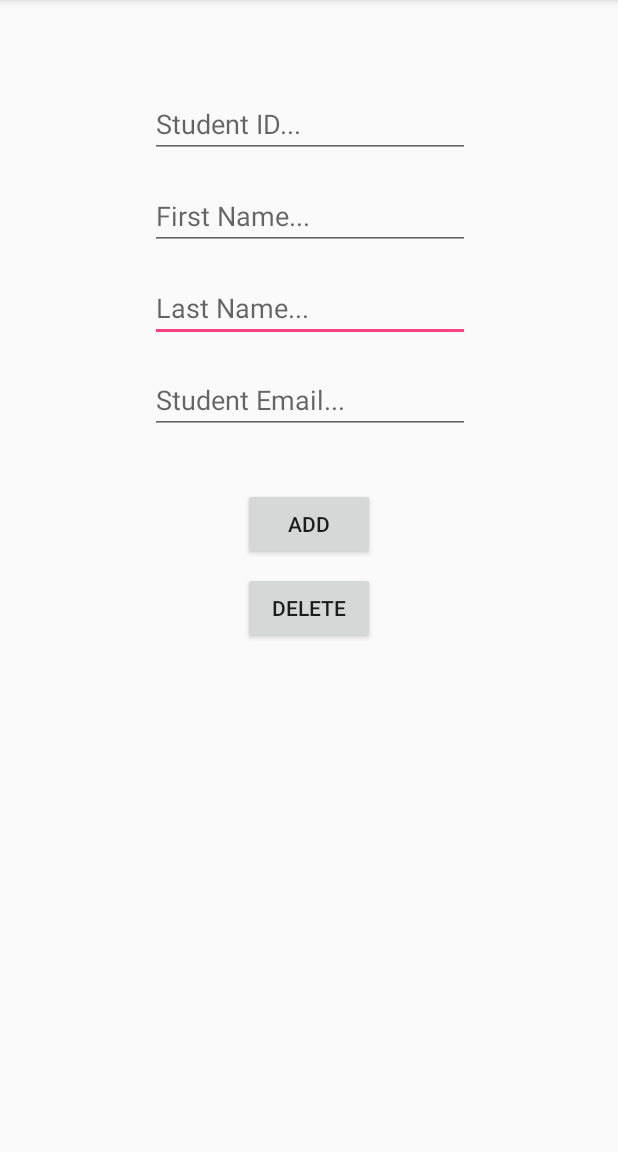
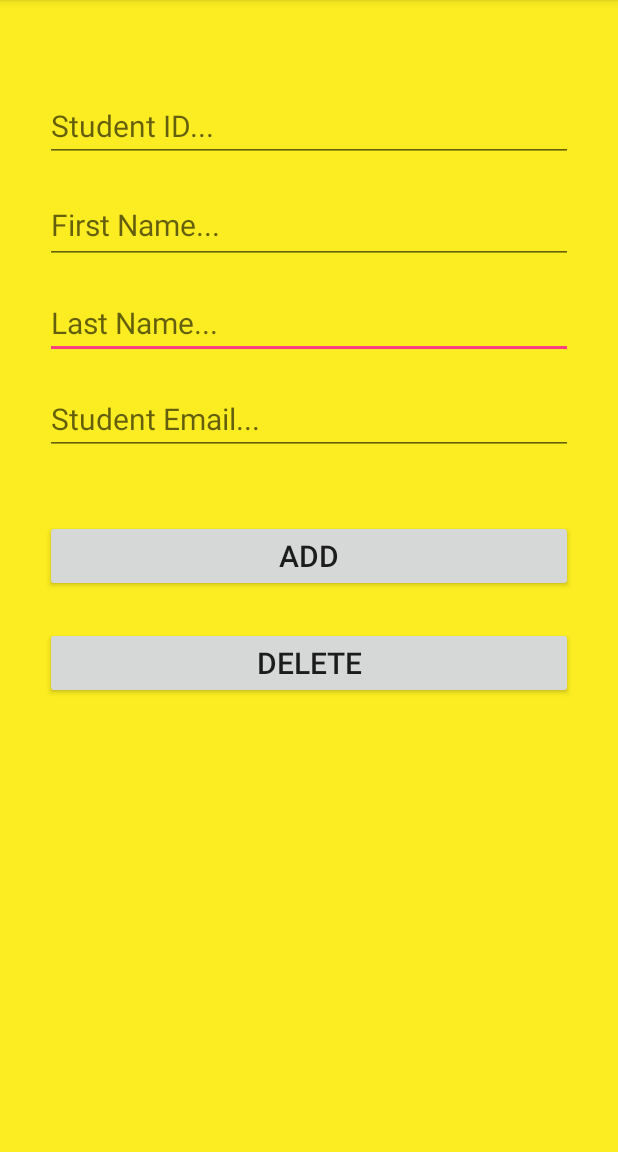
Before and after one commit to MichaelAldous/StudyPlanner, an Android app: the ActivityManageStudents screen opened directly, with no data from a screen before it, on a phone screen of 412 x 824 dp, the part 84-1236 px from its top. Run offline under Robolectric (Android 15) with nearby library versions, the phone set to English and light mode, and no system bars.

Commit message:
added color stuff in manage student layout

```diff
--- a/app/src/main/res/layout/activity_manage_students.xml
+++ b/app/src/main/res/layout/activity_manage_students.xml
@@ -1,97 +1,103 @@
 <?xml version="1.0" encoding="utf-8"?>
-<android.support.constraint.ConstraintLayout
-    xmlns:android="http://schemas.android.com/apk/res/android"
+<android.support.constraint.ConstraintLayout xmlns:android="http://schemas.android.com/apk/res/android"
     xmlns:app="http://schemas.android.com/apk/res-auto"
     xmlns:tools="http://schemas.android.com/tools"
     android:layout_width="match_parent"
-    android:layout_height="match_parent">
+    android:layout_height="match_parent"
+    android:background="#FBED21"
+    tools:layout_editor_absoluteY="81dp">
+
     <EditText
         android:id="@+id/studentLNameEditText"
-        android:layout_width="wrap_content"
+        android:layout_width="0dp"
         android:layout_height="wrap_content"
-        android:layout_marginStart="8dp"
-        android:layout_marginTop="16dp"
-        android:layout_marginEnd="8dp"
+        android:layout_marginStart="30dp"
+        android:layout_marginTop="15dp"
+        android:layout_marginEnd="30dp"
         android:ems="10"
+        android:hint="Last Name..."
         android:inputType="textPersonName"
         android:text=""
-        android:hint="Last Name..."
+        android:textSize="20sp"
         app:layout_constraintEnd_toEndOf="parent"
-        app:layout_constraintHorizontal_bias="0.503"
         app:layout_constraintStart_toStartOf="parent"
         app:layout_constraintTop_toBottomOf="@+id/studentFNameEditText" />
 
     <EditText
         android:id="@+id/studentFNameEditText"
-        android:layout_width="wrap_content"
-        android:layout_height="wrap_content"
-        android:layout_marginStart="8dp"
+        android:layout_width="0dp"
+        android:layout_height="52dp"
+        android:layout_marginStart="30dp"
         android:layout_marginTop="16dp"
-        android:layout_marginEnd="8dp"
+        android:layout_marginEnd="30dp"
         android:ems="10"
+        android:hint="First Name..."
         android:inputType="textPersonName"
         android:text=""
-        android:hint="First Name..."
+        android:textSize="20sp"
         app:layout_constraintEnd_toEndOf="parent"
-        app:layout_constraintHorizontal_bias="0.503"
         app:layout_constraintStart_toStartOf="parent"
         app:layout_constraintTop_toBottomOf="@+id/studentIDEditText" />
 
     <EditText
         android:id="@+id/studentIDEditText"
-        android:layout_width="wrap_content"
+        android:layout_width="0dp"
         android:layout_height="wrap_content"
-        android:layout_marginStart="8dp"
+        android:layout_marginStart="30dp"
         android:layout_marginTop="60dp"
-        android:layout_marginEnd="8dp"
+        android:layout_marginEnd="30dp"
         android:ems="10"
+        android:hint="Student ID..."
         android:inputType="textPersonName"
         android:text=""
-        android:hint="Student ID..."
+        android:textSize="20sp"
         app:layout_constraintEnd_toEndOf="parent"
-        app:layout_constraintHorizontal_bias="0.503"
         app:layout_constraintStart_toStartOf="parent"
         app:layout_constraintTop_toTopOf="parent" />
 
     <EditText
         android:id="@+id/studentEmailEditText"
-        android:layout_width="wrap_content"
+        android:layout_width="0dp"
         android:layout_height="wrap_content"
-        android:layout_marginStart="8dp"
+        android:layout_marginStart="30dp"
         android:layout_marginTop="16dp"
-        android:layout_marginEnd="8dp"
+        android:layout_marginEnd="30dp"
         android:ems="10"
+        android:hint="Student Email..."
         android:inputType="textEmailAddress"
         android:text=""
-        android:hint="Student Email..."
+        android:textSize="20sp"
         app:layout_constraintEnd_toEndOf="parent"
-        app:layout_constraintHorizontal_bias="0.503"
         app:layout_constraintStart_toStartOf="parent"
         app:layout_constraintTop_toBottomOf="@+id/studentLNameEditText" />
 
     <Button
         android:id="@+id/buttonDeleteStudent"
-        android:layout_width="wrap_content"
+        android:layout_width="0dp"
         android:layout_height="wrap_content"
-        android:layout_marginStart="8dp"
-        android:layout_marginTop="8dp"
-        android:layout_marginEnd="8dp"
+        android:layout_marginStart="30dp"
+        android:layout_marginTop="23dp"
+        android:layout_marginEnd="30dp"
         android:onClick="DeleteStudentClicked"
         android:text="Delete"
+        android:textSize="20sp"
         app:layout_constraintEnd_toEndOf="parent"
+        app:layout_constraintHorizontal_bias="0.0"
         app:layout_constraintStart_toStartOf="parent"
         app:layout_constraintTop_toBottomOf="@+id/buttonAddStudent" />
 
     <Button
         android:id="@+id/buttonAddStudent"
-        android:layout_width="wrap_content"
+        android:layout_width="0dp"
         android:layout_height="wrap_content"
-        android:layout_marginStart="8dp"
-        android:layout_marginTop="36dp"
-        android:layout_marginEnd="8dp"
+        android:layout_marginStart="30dp"
+        android:layout_marginTop="43dp"
+        android:layout_marginEnd="30dp"
         android:onClick="AddStudentClicked"
         android:text="Add"
+        android:textSize="20sp"
         app:layout_constraintEnd_toEndOf="parent"
+        app:layout_constraintHorizontal_bias="0.0"
         app:layout_constraintStart_toStartOf="parent"
         app:layout_constraintTop_toBottomOf="@+id/studentEmailEditText" />
 </android.support.constraint.ConstraintLayout>
```
